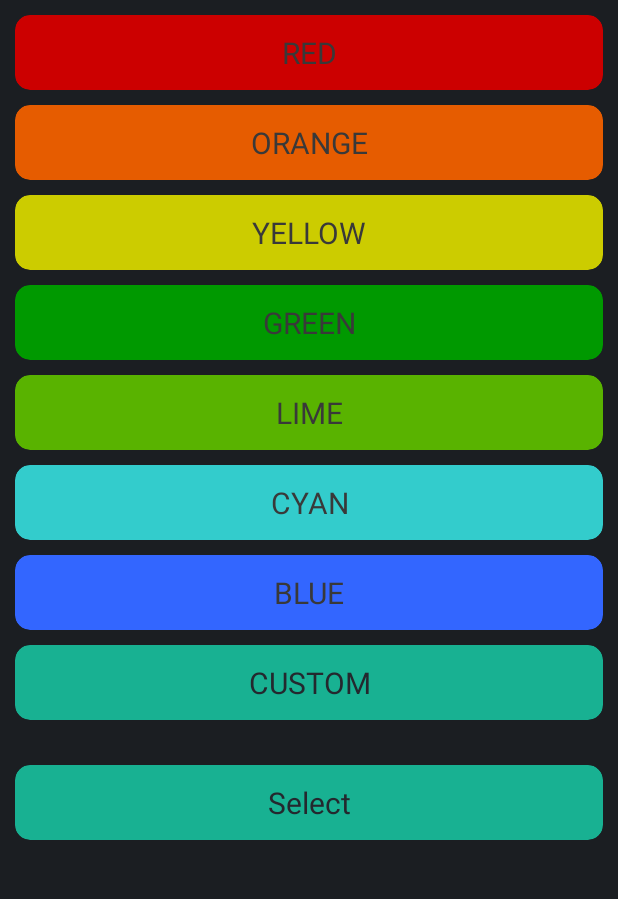
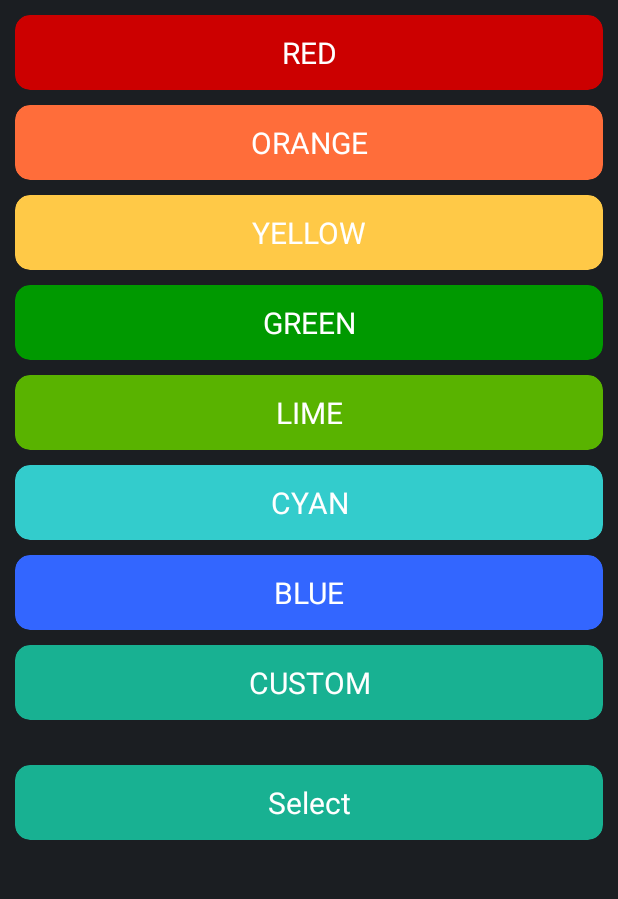
Before and after one commit to NickNterm/ToDoList, an Android app: the ColorPicker screen opened directly, with no data from a screen before it, on a phone screen of 412 x 824 dp, the part 84-983 px from its top. Run offline under Robolectric (Android 15) with nearby library versions, the light colour scheme and no system bars; libraries missing offline, so code that uses them is left out: com.github.dhaval2404.colorpicker.

Commit message:
color picker is working and the color picker works

```diff
--- a/ToDoList/app/src/main/java/com/nicknterm/todolist/FragmentRecycleViewItems.kt
+++ b/ToDoList/app/src/main/java/com/nicknterm/todolist/FragmentRecycleViewItems.kt
@@ -77,7 +77,7 @@ class FragmentRecycleViewItems(private var id: Int, private var Name: String?, p
         Notify = v
     }
 
-    fun setColor(v: String){
+    fun setColor(v: String?){
         HexColor = v
     }
 
--- a/ToDoList/app/src/main/res/layout/activity_color_picker.xml
+++ b/ToDoList/app/src/main/res/layout/activity_color_picker.xml
@@ -29,7 +29,7 @@
             android:layout_height="match_parent"
             android:gravity="center"
             android:text="RED"
-            android:textColor="@color/textColor"
+            android:textColor="@color/white"
             android:textSize="20dp" />
     </androidx.cardview.widget.CardView>
     <androidx.cardview.widget.CardView
@@ -45,7 +45,7 @@
             android:text="ORANGE"
             android:textSize="20dp"
             android:gravity="center"
-            android:textColor="@color/textColor"/>
+            android:textColor="@color/white"/>
     </androidx.cardview.widget.CardView>
     <androidx.cardview.widget.CardView
         app:cardBackgroundColor="@color/yellow"
@@ -60,7 +60,7 @@
             android:text="YELLOW"
             android:textSize="20dp"
             android:gravity="center"
-            android:textColor="@color/textColor"/>
+            android:textColor="@color/white"/>
     </androidx.cardview.widget.CardView>
     <androidx.cardview.widget.CardView
         app:cardBackgroundColor="@color/green"
@@ -75,7 +75,7 @@
             android:text="GREEN"
             android:textSize="20dp"
             android:gravity="center"
-            android:textColor="@color/textColor"/>
+            android:textColor="@color/white"/>
     </androidx.cardview.widget.CardView>
     <androidx.cardview.widget.CardView
         app:cardBackgroundColor="@color/lime"
@@ -90,7 +90,7 @@
             android:text="LIME"
             android:textSize="20dp"
             android:gravity="center"
-            android:textColor="@color/textColor"/>
+            android:textColor="@color/white"/>
     </androidx.cardview.widget.CardView>
     <androidx.cardview.widget.CardView
         app:cardBackgroundColor="@color/cyan"
@@ -105,7 +105,7 @@
             android:text="CYAN"
             android:textSize="20dp"
             android:gravity="center"
-            android:textColor="@color/textColor"/>
+            android:textColor="@color/white"/>
     </androidx.cardview.widget.CardView>
     <androidx.cardview.widget.CardView
         app:cardBackgroundColor="@color/blue"
@@ -120,7 +120,7 @@
             android:text="BLUE"
             android:textSize="20dp"
             android:gravity="center"
-            android:textColor="@color/textColor"/>
+            android:textColor="@color/white"/>
     </androidx.cardview.widget.CardView>
     <androidx.cardview.widget.CardView
         app:cardBackgroundColor="@color/PrimaryCyan"
@@ -135,7 +135,7 @@
             android:text="CUSTOM"
             android:textSize="20dp"
             android:gravity="center"
-            android:textColor="@color/PrimaryBackgroundDark"/>
+            android:textColor="@color/white"/>
     </androidx.cardview.widget.CardView>
 
     <androidx.cardview.widget.CardView
@@ -151,7 +151,7 @@
             android:text="Select"
             android:textSize="20dp"
             android:gravity="center"
-            android:textColor="@color/PrimaryBackgroundDark"/>
+            android:textColor="@color/white"/>
     </androidx.cardview.widget.CardView>
     </LinearLayout>
 </LinearLayout>
--- a/ToDoList/app/src/main/res/layout/activity_select_icon.xml
+++ b/ToDoList/app/src/main/res/layout/activity_select_icon.xml
@@ -4,6 +4,7 @@
     xmlns:tools="http://schemas.android.com/tools"
     android:layout_width="match_parent"
     android:layout_height="match_parent"
+    android:background="?background"
     tools:context=".SelectIcon">
 
     <androidx.appcompat.widget.Toolbar
--- a/ToDoList/app/src/main/res/values/colors.xml
+++ b/ToDoList/app/src/main/res/values/colors.xml
@@ -19,9 +19,9 @@
     <color name="whiteBackground">#E8E8E8</color>
     <color name="red">#cc0000</color>
     <color name="redDark">#570000</color>
-    <color name="orange">#e65c00 </color>
+    <color name="orange">#ff6d3a</color>
     <color name="orangeDark">#883700</color>
-    <color name="yellow">#cccc00</color>
+    <color name="yellow">#ffc947</color>
     <color name="yellowDark">#808000</color>
     <color name="green">#009900 </color>
     <color name="greenDark">#005900</color>
--- a/ToDoList/app/src/main/res/xml/root_preferences.xml
+++ b/ToDoList/app/src/main/res/xml/root_preferences.xml
@@ -1,10 +1,5 @@
 <PreferenceScreen xmlns:app="http://schemas.android.com/apk/res-auto">
     <PreferenceCategory app:title="Theme">
-        <SwitchPreferenceCompat
-            app:key="theme"
-            app:summaryOff="Dark Theme Enabled"
-            app:summaryOn="Light Theme Enabled"
-            app:title="Light Theme" />
         <ListPreference
             app:defaultValue="Cyan"
             app:entries="@array/Colors"
```
Also changed, not shown: ToDoList/app/src/main/java/com/nicknterm/todolist/AddTasksInRecycleView.kt (+0 -13 lines), ToDoList/app/src/main/java/com/nicknterm/todolist/ColorPicker.kt (+20 -3 lines), ToDoList/app/src/main/java/com/nicknterm/todolist/MainActivity.kt (+0 -13 lines), ToDoList/app/src/main/java/com/nicknterm/todolist/SelectIcon.kt (+1 -14 lines), ToDoList/app/src/main/java/com/nicknterm/todolist/SettingsActivity.kt (+0 -13 lines).
